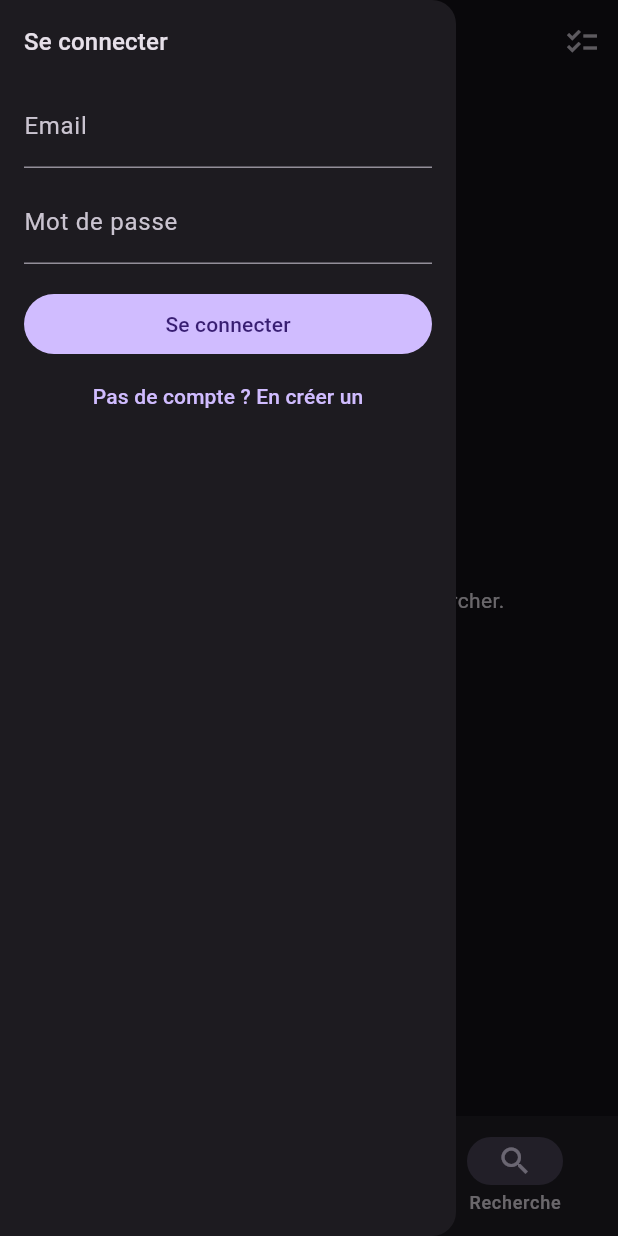
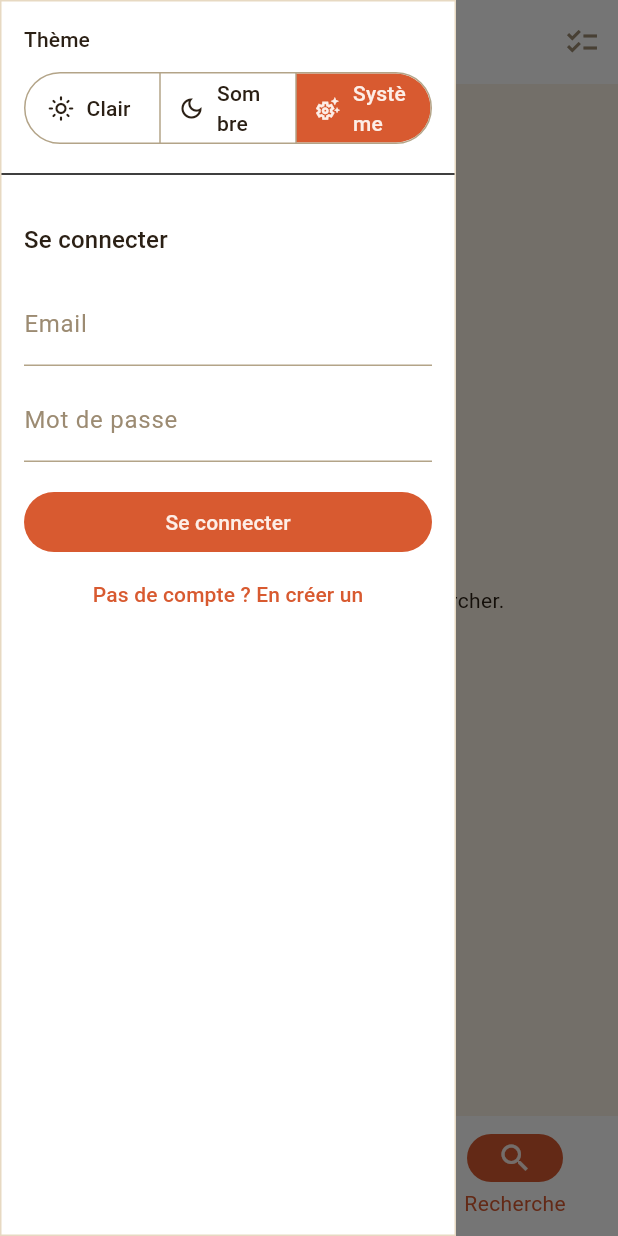
Before and after one commit to joe-pierre/runk, a Flutter app: the screen it shows after launch, item 3 of the bottom bar chosen, with the side drawer open, on a phone screen of 412 x 824 dp. Run offline on Flutter 3.47's test engine with Material 3 defaults, Android fonts, the phone set to English and light mode, and no system bars; our stand-ins replace cached_network_image, connectivity_plus, flutter_riverpod, flutter_svg, go_router, html_unescape and 4 more; missing offline and left inert: receive_sharing_intent; accounts and stored records are empty; generated files the repository leaves out were written again; statements that could not run were skipped.

Commit message:
feat: système de thème clair/sombre + palette figée + icônes de plateforme (Tâche 29)
Ajoute une Phase 6.5 (Identité visuelle) : palette figée pilotée via
AppColorTokens (ThemeExtension) + ColorScheme explicite, bascule
clair/sombre/système persistée depuis la sidebar, et câblage des icônes
SVG de plateforme dans BookmarkCard (clôt la dette de la Tâche 7).

Co-Authored-By: Claude Sonnet 5 <noreply@anthropic.com>
Claude-Session: https://claude.ai/code/session_01RS6xgVsjJTmezbYp8tcjEc

```diff
--- a/lib/app/app_drawer.dart
+++ b/lib/app/app_drawer.dart
@@ -6,6 +6,7 @@ import 'package:flutter_riverpod/flutter_riverpod.dart';
 import '../features/auth/data/auth_repository_provider.dart';
 import '../features/auth/presentation/auth_form.dart';
 import '../features/auth/presentation/link_local_bookmarks_prompt.dart';
+import '../features/settings/presentation/theme_mode_selector.dart';
 
 /// Contenu du `Drawer` racine d'[AppShell] (Tâche 28, voir DECISIONS.md).
 ///
@@ -22,6 +23,10 @@ import '../features/auth/presentation/link_local_bookmarks_prompt.dart';
 /// disparaît de l'arbre dès que la session change (remplacé par la vue
 /// connectée ci-dessous), et pourrait ne plus être monté au moment
 /// d'afficher la boîte de dialogue.
+///
+/// Porte aussi [ThemeModeSelector] (Tâche 29, voir DECISIONS.md), affiché
+/// dans tous les cas (session active ou non) au-dessus du contenu lié à
+/// l'authentification — le thème n'a aucun lien avec la connexion.
 class AppDrawer extends ConsumerWidget {
   /// Crée le drawer.
   const AppDrawer({super.key});
@@ -42,12 +47,22 @@ class AppDrawer extends ConsumerWidget {
 
     return Drawer(
       child: SafeArea(
+        child: Column(
+          crossAxisAlignment: CrossAxisAlignment.stretch,
+          children: [
+            const SizedBox(height: 16),
+            const ThemeModeSelector(),
+            const Divider(height: 32),
+            Expanded(
               child: session == null
                   ? const SingleChildScrollView(
                       padding: EdgeInsets.all(16),
                       child: AuthForm(),
                     )
                   : _SignedInDrawerContent(email: session.user.email ?? ''),
+            ),
+          ],
+        ),
       ),
     );
   }
--- /dev/null
+++ b/lib/core/theme/app_color_tokens.dart
@@ -0,0 +1,114 @@
+import 'package:flutter/material.dart';
+
+import 'app_palette.dart';
+
+/// Rôles de couleur propres à Runk sans équivalent direct dans le
+/// [ColorScheme] Material standard (voir DECISIONS.md, Tâche 29) : bordure
+/// de carte/sidebar, fond et texte des pastilles de tag, superposition et
+/// texte du badge de plateforme sur une miniature, et la palette cyclique
+/// des placeholders de miniature.
+///
+/// Construit exclusivement à partir de [AppPalette] — jamais de valeur
+/// hexadécimale en dur ici. Enregistré via `ThemeData.extensions` dans
+/// `app_theme.dart`, consommé via
+/// `Theme.of(context).extension<AppColorTokens>()`.
+class AppColorTokens extends ThemeExtension<AppColorTokens> {
+  /// Crée un jeu de tokens. Voir [dark]/[light] pour les instances figées de
+  /// la palette validée.
+  const AppColorTokens({
+    required this.cardBorder,
+    required this.tagBackground,
+    required this.tagText,
+    required this.badgeOverlay,
+    required this.badgeText,
+    required this.thumbnailPalette,
+  });
+
+  /// Bordure des cartes (`BookmarkCard`) et de la sidebar (`AppDrawer`).
+  final Color cardBorder;
+
+  /// Fond des pastilles de tag.
+  final Color tagBackground;
+
+  /// Texte des pastilles de tag.
+  final Color tagText;
+
+  /// Superposition semi-transparente du badge de plateforme affiché sur une
+  /// miniature.
+  final Color badgeOverlay;
+
+  /// Texte/icône du badge de plateforme sur une miniature.
+  final Color badgeText;
+
+  /// Couleurs cycliques assignées de façon déterministe aux placeholders de
+  /// miniature (`BookmarkCard._BookmarkThumbnail`, jamais à une vraie
+  /// miniature réseau) — voir DECISIONS.md, Tâche 29, pour la règle
+  /// d'assignation (`thumbnailPalette[bookmark.id.hashCode.abs() %
+  /// thumbnailPalette.length]`).
+  final List<Color> thumbnailPalette;
+
+  /// Tokens du mode sombre.
+  static const dark = AppColorTokens(
+    cardBorder: AppPalette.bark,
+    tagBackground: AppPalette.amber,
+    tagText: AppPalette.gold,
+    badgeOverlay: AppPalette.inkOverlay,
+    badgeText: AppPalette.blush,
+    thumbnailPalette: [
+      AppPalette.terracotta,
+      AppPalette.magenta,
+      AppPalette.forest,
+    ],
+  );
+
+  /// Tokens du mode clair.
+  static const light = AppColorTokens(
+    cardBorder: AppPalette.linen,
+    tagBackground: AppPalette.wheat,
+    tagText: AppPalette.bronze,
+    badgeOverlay: AppPalette.inkOverlay,
+    badgeText: AppPalette.blush,
+    thumbnailPalette: [
+      AppPalette.terracotta,
+      AppPalette.magenta,
+      AppPalette.forest,
+    ],
+  );
+
+  @override
+  AppColorTokens copyWith({
+    Color? cardBorder,
+    Color? tagBackground,
+    Color? tagText,
+    Color? badgeOverlay,
+    Color? badgeText,
+    List<Color>? thumbnailPalette,
+  }) {
+    return AppColorTokens(
+      cardBorder: cardBorder ?? this.cardBorder,
+      tagBackground: tagBackground ?? this.tagBackground,
+      tagText: tagText ?? this.tagText,
+      badgeOverlay: badgeOverlay ?? this.badgeOverlay,
+      badgeText: badgeText ?? this.badgeText,
+      thumbnailPalette: thumbnailPalette ?? this.thumbnailPalette,
+    );
+  }
+
+  @override
+  AppColorTokens lerp(ThemeExtension<AppColorTokens>? other, double t) {
+    if (other is! AppColorTokens) {
+      return this;
+    }
+    return AppColorTokens(
+      cardBorder: Color.lerp(cardBorder, other.cardBorder, t)!,
+      tagBackground: Color.lerp(tagBackground, other.tagBackground, t)!,
+      tagText: Color.lerp(tagText, other.tagText, t)!,
+      badgeOverlay: Color.lerp(badgeOverlay, other.badgeOverlay, t)!,
+      badgeText: Color.lerp(badgeText, other.badgeText, t)!,
+      // Liste discrète, jamais interpolée composante par composante : on
+      // bascule d'un jeu à l'autre à mi-transition plutôt que de mélanger
+      // des couleurs qui n'ont pas de correspondance terme à terme garantie.
+      thumbnailPalette: t < 0.5 ? thumbnailPalette : other.thumbnailPalette,
+    );
+  }
+}
--- /dev/null
+++ b/lib/core/theme/app_palette.dart
@@ -0,0 +1,82 @@
+import 'package:flutter/material.dart';
+
+/// Constantes de couleur brutes de la charte graphique de Runk, nommées par
+/// teinte plutôt que par rôle (voir `app_color_tokens.dart`/`app_theme.dart`
+/// pour l'attribution des rôles) — palette figée avec l'utilisateur, Tâche
+/// 29, voir DECISIONS.md et SPEC.md section 10.
+///
+/// Zéro logique ici : uniquement des valeurs. Aucun fichier en dehors de
+/// `core/theme/` ne doit référencer un `Color(0xFF...)` directement — tout
+/// passe par [AppColorTokens]/[ColorScheme].
+abstract final class AppPalette {
+  // --- Mode sombre ---
+
+  /// Fond d'écran en mode sombre.
+  static const espresso = Color(0xFF1B1512);
+
+  /// Fond de carte en mode sombre.
+  static const umber = Color(0xFF241C17);
+
+  /// Bordure de carte/sidebar en mode sombre.
+  static const bark = Color(0xFF362A20);
+
+  /// Texte principal en mode sombre.
+  static const ivory = Color(0xFFFBF3E7);
+
+  /// Icônes secondaires (ex : recherche) en mode sombre.
+  static const sand = Color(0xFFA08D74);
+
+  /// Icônes de navigation inactives en mode sombre.
+  static const taupe = Color(0xFF6B5D4D);
+
+  /// Fond des pastilles de tag en mode sombre.
+  static const amber = Color(0xFF3D2A18);
+
+  /// Texte des pastilles de tag en mode sombre.
+  static const gold = Color(0xFFFAC775);
+
+  // --- Mode clair ---
+
+  /// Fond d'écran en mode clair.
+  static const cream = Color(0xFFFAF2E4);
+
+  /// Fond de carte en mode clair.
+  static const white = Color(0xFFFFFFFF);
+
+  /// Bordure de carte/sidebar en mode clair.
+  static const linen = Color(0xFFE7D9C2);
+
+  /// Texte principal en mode clair.
+  static const charcoal = Color(0xFF2B2015);
+
+  /// Icônes secondaires en mode clair.
+  static const clay = Color(0xFF9C8B72);
+
+  /// Icônes de navigation inactives en mode clair.
+  static const fawn = Color(0xFFB3A488);
+
+  /// Fond des pastilles de tag en mode clair.
+  static const wheat = Color(0xFFF1E1C4);
+
+  /// Texte des pastilles de tag en mode clair.
+  static const bronze = Color(0xFF7A5518);
+
+  // --- Communes aux deux modes ---
+
+  /// Accent de marque — identique en clair et en sombre.
+  static const terracotta = Color(0xFFD85A30);
+
+  /// Deuxième couleur cyclique de la palette de miniatures placeholder.
+  static const magenta = Color(0xFFB84C6F);
+
+  /// Troisième couleur cyclique de la palette de miniatures placeholder.
+  static const forest = Color(0xFF3C7A63);
+
+  /// Texte/icône du badge de plateforme sur une miniature — identique en
+  /// clair et en sombre (se pose sur une image colorée, pas sur le fond).
+  static const blush = Color(0xFFFDEEE7);
+
+  /// Superposition semi-transparente du badge de plateforme
+  /// (`rgba(20,12,8,0.5)`) — identique en clair et en sombre.
+  static const inkOverlay = Color(0x80140C08);
+}
--- /dev/null
+++ b/lib/core/theme/app_theme.dart
@@ -0,0 +1,120 @@
+import 'package:flutter/material.dart';
+
+import 'app_color_tokens.dart';
+import 'app_palette.dart';
+
+/// Thèmes clair et sombre de Runk (Tâche 29, voir DECISIONS.md et SPEC.md
+/// section 10 pour la palette validée).
+///
+/// [ColorScheme] construit explicitement à partir de [ColorScheme.dark]/
+/// [ColorScheme.light] — jamais `ColorScheme.fromSeed`, qui dériverait
+/// algorithmiquement des teintes que la palette pilote précisément. Les
+/// rôles sans équivalent Material standard (bordure de carte, tags, badge
+/// de plateforme, palette de miniatures) vivent dans [AppColorTokens],
+/// enregistrés via `ThemeData.extensions`.
+abstract final class AppTheme {
+  /// Thème sombre — thème par défaut de l'app (voir SPEC.md section 10).
+  static final ThemeData dark = _build(
+    brightness: Brightness.dark,
+    background: AppPalette.espresso,
+    surface: AppPalette.umber,
+    onSurface: AppPalette.ivory,
+    onSurfaceVariant: AppPalette.sand,
+    outline: AppPalette.taupe,
+    tokens: AppColorTokens.dark,
+  );
+
+  /// Thème clair.
+  static final ThemeData light = _build(
+    brightness: Brightness.light,
+    background: AppPalette.cream,
+    surface: AppPalette.white,
+    onSurface: AppPalette.charcoal,
+    onSurfaceVariant: AppPalette.clay,
+    outline: AppPalette.fawn,
+    tokens: AppColorTokens.light,
+  );
+
+  static ThemeData _build({
+    required Brightness brightness,
+    required Color background,
+    required Color surface,
+    required Color onSurface,
+    required Color onSurfaceVariant,
+    required Color outline,
+    required AppColorTokens tokens,
+  }) {
+    final baseScheme = brightness == Brightness.dark
+        ? ColorScheme.dark(
+            primary: AppPalette.terracotta,
+            onPrimary: AppPalette.blush,
+            secondary: AppPalette.terracotta,
+            onSecondary: AppPalette.blush,
+            surface: surface,
+            onSurface: onSurface,
+            onSurfaceVariant: onSurfaceVariant,
+            outline: outline,
+          )
+        : ColorScheme.light(
+            primary: AppPalette.terracotta,
+            onPrimary: AppPalette.blush,
+            secondary: AppPalette.terracotta,
+            onSecondary: AppPalette.blush,
+            surface: surface,
+            onSurface: onSurface,
+            onSurfaceVariant: onSurfaceVariant,
+            outline: outline,
+          );
+
+    return ThemeData(
+      useMaterial3: true,
+      brightness: brightness,
+      colorScheme: baseScheme,
+      // Rôle "background" (fond d'écran) distinct du rôle "surface" (fond de
+      // carte) porté par le ColorScheme — voir la palette, SPEC.md section
+      // 10 : les deux ne partagent pas la même valeur, contrairement au
+      // comportement par défaut de Material 3.
+      scaffoldBackgroundColor: background,
+      cardTheme: CardThemeData(
+        color: surface,
+        // Désactive la superposition de teinte (`surfaceTint`) que Material
+        // 3 applique par défaut aux surfaces élevées : sans ça, `Card`
+        // teinterait la couleur exacte de la palette avec `colorScheme
+        // .primary`, ce qui contredit "piloter précisément" les couleurs
+        // (même raisonnement que le rejet de `ColorScheme.fromSeed`).
+        surfaceTintColor: Colors.transparent,
+      ),
+      drawerTheme: DrawerThemeData(
+        backgroundColor: surface,
+        shape: RoundedRectangleBorder(
+          side: BorderSide(color: tokens.cardBorder),
+        ),
+      ),
+      navigationBarTheme: NavigationBarThemeData(
+        backgroundColor: surface,
+        surfaceTintColor: Colors.transparent,
+        // Pastille d'indicateur teintée accent derrière l'icône active (voir
+        // TASK_PROMPTS.md, Tâche 29 : "icône active teintée accent") ;
+        // l'icône elle-même passe en `onPrimary` (blanc chaud) pour rester
+        // lisible sur ce fond coloré plutôt que de dupliquer la même teinte
+        // accent pour le fond et l'icône (DECISIONS.md, Tâche 29).
+        indicatorColor: baseScheme.primary,
+        iconTheme: WidgetStateProperty.resolveWith(
+          (states) => IconThemeData(
+            color: states.contains(WidgetState.selected)
+                ? baseScheme.onPrimary
+                : outline,
+          ),
+        ),
+        labelTextStyle: WidgetStateProperty.resolveWith(
+          (states) => TextStyle(
+            color: states.contains(WidgetState.selected)
+                ? baseScheme.primary
+                : outline,
+          ),
+        ),
+      ),
+      extensions: [tokens],
+    );
+  }
+}
--- /dev/null
+++ b/lib/features/settings/presentation/theme_mode_selector.dart
@@ -0,0 +1,54 @@
+import 'package:flutter/material.dart';
+import 'package:flutter_riverpod/flutter_riverpod.dart';
+
+import '../data/theme_mode_provider.dart';
+
+/// Sélecteur de thème (clair / sombre / système), affiché dans `AppDrawer`
+/// (Tâche 29, voir DECISIONS.md) — point d'entrée unique pour changer le
+/// thème actif à la volée, sans redémarrage de l'app.
+///
+/// Affiché que l'utilisateur soit connecté ou non : le choix de thème n'a
+/// aucun lien avec l'authentification (voir `AppDrawer`).
+class ThemeModeSelector extends ConsumerWidget {
+  /// Crée le sélecteur.
+  const ThemeModeSelector({super.key});
+
+  @override
+  Widget build(BuildContext context, WidgetRef ref) {
+    final activeMode = ref.watch(themeModeControllerProvider);
+    return Padding(
+      padding: const EdgeInsets.symmetric(horizontal: 16),
+      child: Column(
+        crossAxisAlignment: CrossAxisAlignment.start,
+        children: [
+          Text('Thème', style: Theme.of(context).textTheme.labelLarge),
+          const SizedBox(height: 8),
+          SegmentedButton<ThemeMode>(
+            segments: const [
+              ButtonSegment(
+                value: ThemeMode.light,
+                icon: Icon(Icons.light_mode_outlined),
+                label: Text('Clair'),
+              ),
+              ButtonSegment(
+                value: ThemeMode.dark,
+                icon: Icon(Icons.dark_mode_outlined),
+                label: Text('Sombre'),
+              ),
+              ButtonSegment(
+                value: ThemeMode.system,
+                icon: Icon(Icons.settings_suggest_outlined),
+                label: Text('Système'),
+              ),
+            ],
+            selected: {activeMode},
+            showSelectedIcon: false,
+            onSelectionChanged: (selection) => ref
+                .read(themeModeControllerProvider.notifier)
+                .setThemeMode(selection.first),
+          ),
+        ],
+      ),
+    );
+  }
+}
--- a/lib/main.dart
+++ b/lib/main.dart
@@ -3,6 +3,8 @@ import 'package:flutter_riverpod/flutter_riverpod.dart';
 
 import 'app/router.dart';
 import 'core/services/supabase_service.dart';
+import 'core/theme/app_theme.dart';
+import 'features/settings/data/theme_mode_provider.dart';
 
 Future<void> main() async {
   WidgetsFlutterBinding.ensureInitialized();
@@ -13,19 +15,28 @@ Future<void> main() async {
 
 /// Widget racine de Runk.
 ///
-/// Configure le thème (sombre par défaut, voir SPEC.md section 10) et
-/// délègue toute la navigation à [appRouter] (voir `app/router.dart`) —
-/// bottom navigation à 3 onglets Home/Tags/Recherche (SPEC.md section 11).
-/// `ShareIntentGate` et `SyncServiceGate` sont câblés au niveau du shell de
-/// navigation, pas ici (voir `app/router.dart`).
-class RunkApp extends StatelessWidget {
+/// Thèmes clair/sombre définis dans `core/theme/app_theme.dart` (palette
+/// figée, Tâche 29, voir DECISIONS.md et SPEC.md section 10) ; l'app suit le
+/// thème du système tant qu'aucune préférence n'a été enregistrée
+/// explicitement (`themeModeControllerProvider` vaut `ThemeMode.system` par
+/// défaut, voir sa doc — écart assumé par rapport à l'ancien "sombre par
+/// défaut" de SPEC.md section 10, révisé en Tâche 29, voir DECISIONS.md).
+/// Bascule à la volée depuis la sidebar (`ThemeModeSelector`), sans
+/// redémarrage. Délègue toute la
+/// navigation à [appRouter] (voir `app/router.dart`) — bottom navigation à 3
+/// onglets Home/Tags/Recherche (SPEC.md section 11). `ShareIntentGate` et
+/// `SyncServiceGate` sont câblés au niveau du shell de navigation, pas ici
+/// (voir `app/router.dart`).
+class RunkApp extends ConsumerWidget {
   const RunkApp({super.key});
 
   @override
-  Widget build(BuildContext context) {
+  Widget build(BuildContext context, WidgetRef ref) {
     return MaterialApp.router(
       title: 'Runk',
-      theme: ThemeData.dark(useMaterial3: true),
+      theme: AppTheme.light,
+      darkTheme: AppTheme.dark,
+      themeMode: ref.watch(themeModeControllerProvider),
       routerConfig: appRouter,
     );
   }
--- a/pubspec.yaml
+++ b/pubspec.yaml
@@ -52,6 +52,7 @@ dependencies:
   html_unescape: ^2.0.0
   cached_network_image: ^3.4.1
   crypto: ^3.0.7
+  flutter_svg: ^2.2.3
 
 dev_dependencies:
   flutter_test:
```
Also changed, not shown: lib/features/bookmarks/presentation/bookmark_card.dart (+93 -13 lines), lib/features/settings/data/theme_mode_provider.dart (added, +47 -0 lines), lib/features/settings/data/theme_mode_provider.g.dart (added), pubspec.lock, 4 other files. Lines whose indentation alone changed are shown as unchanged.
